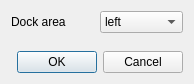
The window that ui/ui_settings.ui (3nids/quickfinder) describes before a commit, drawn with Qt 5.
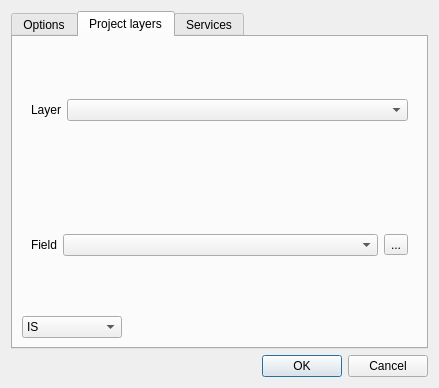
The same window after the commit. Icons and pictures are not drawn.

Commit message: update settings manager and dialog

Diff of the .ui file:
```diff
--- a/ui/ui_settings.ui
+++ b/ui/ui_settings.ui
@@ -6,42 +6,203 @@
    <rect>
     <x>0</x>
     <y>0</y>
-    <width>194</width>
-    <height>84</height>
+    <width>439</width>
+    <height>388</height>
    </rect>
   </property>
   <property name="windowTitle">
    <string>Triangulation :: settings</string>
   </property>
-  <layout class="QGridLayout" name="gridLayout">
-   <item row="1" column="0">
-    <spacer name="verticalSpacer">
-     <property name="orientation">
-      <enum>Qt::Vertical</enum>
+  <layout class="QVBoxLayout" name="verticalLayout">
+   <item>
+    <widget class="QTabWidget" name="tabWidget">
+     <property name="currentIndex">
+      <number>1</number>
      </property>
-     <property name="sizeHint" stdset="0">
-      <size>
-       <width>20</width>
-       <height>40</height>
-      </size>
-     </property>
-    </spacer>
-   </item>
-   <item row="0" column="1">
-    <widget class="QComboBox" name="dockArea">
-     <item>
-      <property name="text">
-       <string>left</string>
-      </property>
-     </item>
-     <item>
-      <property name="text">
-       <string>right</string>
-      </property>
-     </item>
+     <widget class="QWidget" name="tab_3">
+      <attribute name="title">
+       <string>Options</string>
+      </attribute>
+      <layout class="QFormLayout" name="formLayout">
+       <item row="0" column="0">
+        <widget class="QLabel" name="label_4">
+         <property name="text">
+          <string>Dock area</string>
+         </property>
+        </widget>
+       </item>
+       <item row="0" column="1">
+        <widget class="QComboBox" name="dockArea">
+         <item>
+          <property name="text">
+           <string>left</string>
+          </property>
+         </item>
+         <item>
+          <property name="text">
+           <string>right</string>
+          </property>
+         </item>
+        </widget>
+       </item>
+      </layout>
+     </widget>
+     <widget class="QWidget" name="tab">
+      <attribute name="title">
+       <string>Project layers</string>
+      </attribute>
+      <layout class="QVBoxLayout" name="verticalLayout_2">
+       <item>
+        <widget class="QWidget" name="layerWidget" native="true">
+         <layout class="QGridLayout" name="layerLayout">
+          <item row="1" column="0">
+           <widget class="QLabel" name="label">
+            <property name="sizePolicy">
+             <sizepolicy hsizetype="Minimum" vsizetype="Preferred">
+              <horstretch>0</horstretch>
+              <verstretch>0</verstretch>
+             </sizepolicy>
+            </property>
+            <property name="text">
+             <string>Layer</string>
+            </property>
+           </widget>
+          </item>
+          <item row="1" column="1">
+           <widget class="QComboBox" name="layerId">
+            <property name="sizePolicy">
+             <sizepolicy hsizetype="MinimumExpanding" vsizetype="Fixed">
+              <horstretch>0</horstretch>
+              <verstretch>0</verstretch>
+             </sizepolicy>
+            </property>
+            <property name="sizeAdjustPolicy">
+             <enum>QComboBox::AdjustToContents</enum>
+            </property>
+           </widget>
+          </item>
+         </layout>
+        </widget>
+       </item>
+       <item>
+        <widget class="QWidget" name="fieldWidget" native="true">
+         <property name="enabled">
+          <bool>true</bool>
+         </property>
+         <layout class="QGridLayout" name="fieldLayout">
+          <item row="0" column="3">
+           <widget class="QToolButton" name="expressionButton">
+            <property name="enabled">
+             <bool>true</bool>
+            </property>
+            <property name="text">
+             <string>...</string>
+            </property>
+            <property name="icon">
+             <iconset resource="../resources.qrc">
+              <normaloff>:/plugins/quickfinder/icons/expression.svg</normaloff>:/plugins/quickfinder/icons/expression.svg</iconset>
+            </property>
+           </widget>
+          </item>
+          <item row="0" column="2">
+           <widget class="QComboBox" name="fieldName">
+            <property name="enabled">
+             <bool>true</bool>
+            </property>
+            <property name="sizePolicy">
+             <sizepolicy hsizetype="MinimumExpanding" vsizetype="Fixed">
+              <horstretch>0</horstretch>
+              <verstretch>0</verstretch>
+             </sizepolicy>
+            </property>
+            <property name="sizeAdjustPolicy">
+             <enum>QComboBox::AdjustToContents</enum>
+            </property>
+           </widget>
+          </item>
+          <item row="0" column="1">
+           <widget class="QLabel" name="label_">
+            <property name="text">
+             <string>Field</string>
+            </property>
+           </widget>
+          </item>
+         </layout>
+        </widget>
+       </item>
+       <item>
+        <widget class="QComboBox" name="operator_2">
+         <property name="enabled">
+          <bool>true</bool>
+         </property>
+         <property name="sizePolicy">
+          <sizepolicy hsizetype="Minimum" vsizetype="Fixed">
+           <horstretch>0</horstretch>
+           <verstretch>0</verstretch>
+          </sizepolicy>
+         </property>
+         <property name="minimumSize">
+          <size>
+           <width>100</width>
+           <height>0</height>
+          </size>
+         </property>
+         <property name="maximumSize">
+          <size>
+           <width>50</width>
+           <height>16777215</height>
+          </size>
+         </property>
+         <property name="sizeAdjustPolicy">
+          <enum>QComboBox::AdjustToContents</enum>
+         </property>
+         <item>
+          <property name="text">
+           <string>IS</string>
+          </property>
+         </item>
+         <item>
+          <property name="text">
+           <string>=   [numeric]</string>
+          </property>
+         </item>
+         <item>
+          <property name="text">
+           <string>&lt;= [numeric]</string>
+          </property>
+         </item>
+         <item>
+          <property name="text">
+           <string>&gt;= [numeric]</string>
+          </property>
+         </item>
+         <item>
+          <property name="text">
+           <string>&lt;   [numeric]</string>
+          </property>
+         </item>
+         <item>
+          <property name="text">
+           <string>&gt;   [numeric]</string>
+          </property>
+         </item>
+         <item>
+          <property name="text">
+           <string>LIKE [text]</string>
+          </property>
+         </item>
+        </widget>
+       </item>
+      </layout>
+     </widget>
+     <widget class="QWidget" name="tab_2">
+      <attribute name="title">
+       <string>Services</string>
+      </attribute>
+     </widget>
     </widget>
    </item>
-   <item row="2" column="0" colspan="2">
+   <item>
     <widget class="QDialogButtonBox" name="buttonBox">
      <property name="orientation">
       <enum>Qt::Horizontal</enum>
@@ -51,13 +212,6 @@
      </property>
     </widget>
    </item>
-   <item row="0" column="0">
-    <widget class="QLabel" name="label_4">
-     <property name="text">
-      <string>Dock area</string>
-     </property>
-    </widget>
-   </item>
   </layout>
  </widget>
  <resources/>
```
Left out of the diff: 6 changed lines with no effect on the pictures. The commit also changes 2 other files.
